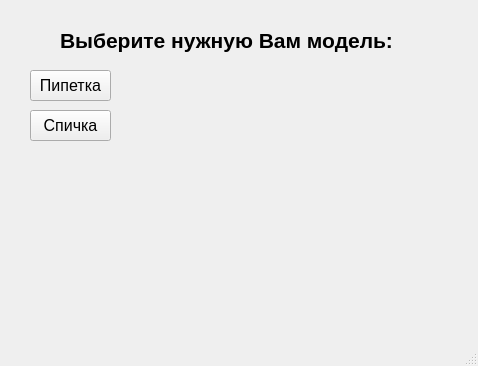
The window that ui/mainUi.ui (weplok/Surface-tension-app) describes before a commit, drawn with Qt 5.
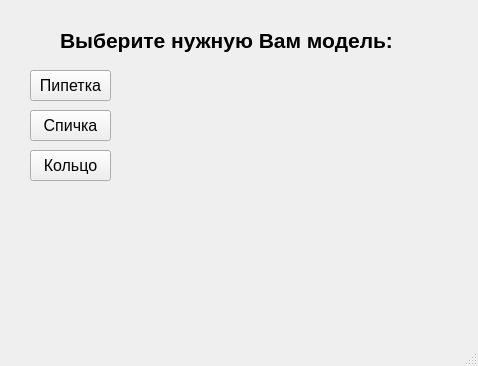
The same window after the commit.

Commit message: Working Kolco model

The edit to the form file:
```diff
--- a/ui/mainUi.ui
+++ b/ui/mainUi.ui
@@ -70,6 +70,24 @@
      <string>Спичка</string>
     </property>
    </widget>
+   <widget class="QPushButton" name="kolco">
+    <property name="geometry">
+     <rect>
+      <x>30</x>
+      <y>150</y>
+      <width>81</width>
+      <height>31</height>
+     </rect>
+    </property>
+    <property name="font">
+     <font>
+      <pointsize>12</pointsize>
+     </font>
+    </property>
+    <property name="text">
+     <string>Кольцо</string>
+    </property>
+   </widget>
   </widget>
   <widget class="QMenuBar" name="menubar">
    <property name="geometry">
```
The commit also changes 4 other files.
